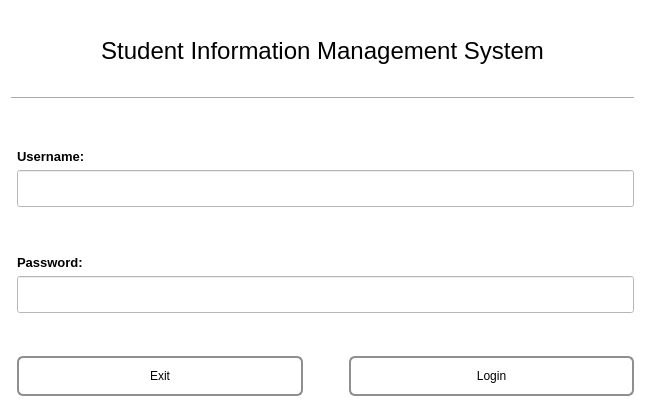
Before: the Qt Designer form Form Files/loginView.ui in alixabahena/SIMS, drawn with Qt 5.
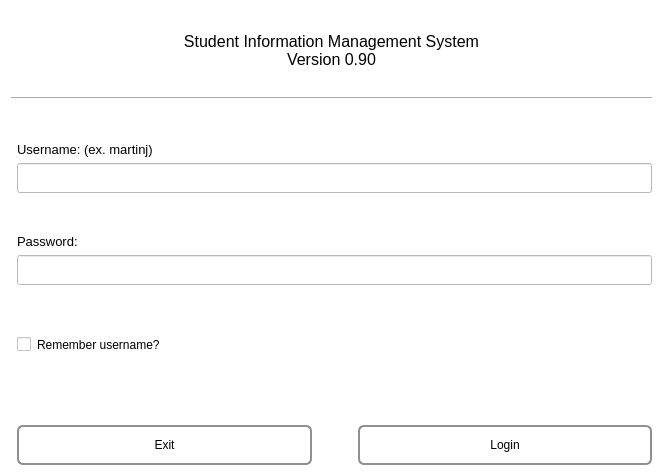
After: the same form once the commit is applied. Icons and pictures are not drawn.

Commit message: Added Documentation and made more usability changes to login window.

Diff of the .ui file:
```diff
--- a/Form Files/loginView.ui
+++ b/Form Files/loginView.ui
@@ -6,8 +6,8 @@
    <rect>
     <x>0</x>
     <y>0</y>
-    <width>645</width>
-    <height>407</height>
+    <width>663</width>
+    <height>476</height>
    </rect>
   </property>
   <property name="sizePolicy">
@@ -62,7 +62,7 @@
          <string notr="true"/>
         </property>
         <property name="text">
-         <string>Student Information Management System</string>
+         <string>&lt;html&gt;&lt;head/&gt;&lt;body&gt;&lt;p align=&quot;center&quot;&gt;&lt;span style=&quot; font-size:12pt;&quot;&gt;Student Information Management System&lt;br/&gt;Version 0.90&lt;/span&gt;&lt;/p&gt;&lt;/body&gt;&lt;/html&gt;</string>
         </property>
         <property name="alignment">
          <set>Qt::AlignCenter</set>
@@ -104,7 +104,7 @@
            </font>
           </property>
           <property name="text">
-           <string>Username:</string>
+           <string>&lt;html&gt;&lt;head/&gt;&lt;body&gt;&lt;p&gt;&lt;span style=&quot; font-weight:400;&quot;&gt;Username: (ex. martinj)&lt;/span&gt;&lt;/p&gt;&lt;/body&gt;&lt;/html&gt;</string>
           </property>
          </widget>
         </item>
@@ -146,7 +146,7 @@
            </font>
           </property>
           <property name="text">
-           <string>Password:</string>
+           <string>&lt;html&gt;&lt;head/&gt;&lt;body&gt;&lt;p&gt;&lt;span style=&quot; font-weight:400;&quot;&gt;Password:&lt;/span&gt;&lt;/p&gt;&lt;/body&gt;&lt;/html&gt;</string>
           </property>
          </widget>
         </item>
@@ -171,46 +171,23 @@
           </property>
          </widget>
         </item>
-        <item row="7" column="1">
-         <widget class="QLabel" name="loginStatus">
-          <property name="sizePolicy">
-           <sizepolicy hsizetype="Expanding" vsizetype="Preferred">
-            <horstretch>0</horstretch>
-            <verstretch>0</verstretch>
-           </sizepolicy>
-          </property>
-          <property name="font">
-           <font>
-            <pointsize>10</pointsize>
-            <weight>75</weight>
-            <bold>true</bold>
-           </font>
-          </property>
-          <property name="text">
-           <string/>
-          </property>
-          <property name="alignment">
-           <set>Qt::AlignCenter</set>
-          </property>
-         </widget>
-        </item>
-        <item row="8" column="1">
+        <item row="10" column="1">
          <spacer name="verticalSpacer">
           <property name="orientation">
            <enum>Qt::Vertical</enum>
           </property>
           <property name="sizeType">
-           <enum>QSizePolicy::Maximum</enum>
+           <enum>QSizePolicy::Expanding</enum>
           </property>
           <property name="sizeHint" stdset="0">
            <size>
-            <width>20</width>
-            <height>10</height>
+            <width>80</width>
+            <height>40</height>
            </size>
           </property>
          </spacer>
         </item>
-        <item row="9" column="1">
+        <item row="12" column="1">
          <layout class="QHBoxLayout" name="horizontalLayout">
           <item>
            <widget class="QToolButton" name="cancelButton">
@@ -346,6 +323,49 @@
           </item>
          </layout>
         </item>
+        <item row="11" column="1">
+         <widget class="QLabel" name="loginStatus">
+          <property name="sizePolicy">
+           <sizepolicy hsizetype="Expanding" vsizetype="Preferred">
+            <horstretch>0</horstretch>
+            <verstretch>0</verstretch>
+           </sizepolicy>
+          </property>
+          <property name="font">
+           <font>
+            <pointsize>10</pointsize>
+            <weight>75</weight>
+            <bold>true</bold>
+           </font>
+          </property>
+          <property name="text">
+           <string/>
+          </property>
+          <property name="alignment">
+           <set>Qt::AlignCenter</set>
+          </property>
+         </widget>
+        </item>
+        <item row="9" column="1">
+         <widget class="QCheckBox" name="rememberusername">
+          <property name="text">
+           <string>Remember username?</string>
+          </property>
+         </widget>
+        </item>
+        <item row="8" column="1">
+         <spacer name="verticalSpacer_4">
+          <property name="orientation">
+           <enum>Qt::Vertical</enum>
+          </property>
+          <property name="sizeHint" stdset="0">
+           <size>
+            <width>20</width>
+            <height>40</height>
+           </size>
+          </property>
+         </spacer>
+        </item>
        </layout>
       </item>
      </layout>
```
Left out of the diff: 5 changed lines with no effect on the pictures. The commit also changes 2 other files.
